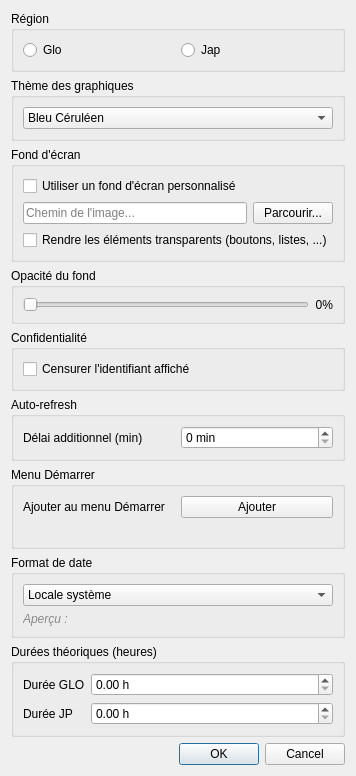
Qt form options.ui (darkruss48/Polar) before a commit.
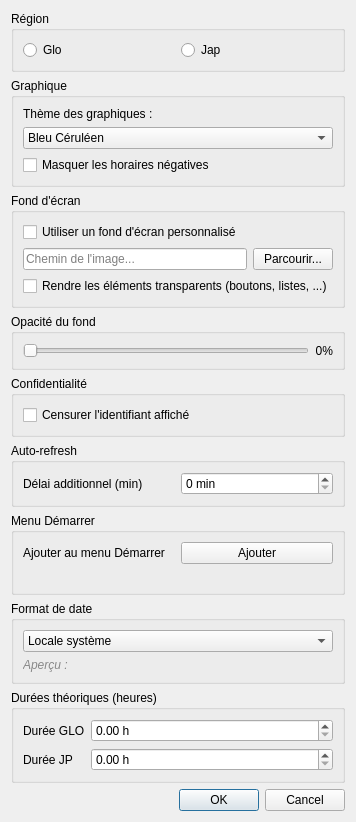
The same form after that commit.

Commit message: feat(chart): added a button to remove the negative hours from chart - wt61

Patch:
```diff
--- a/options.ui
+++ b/options.ui
@@ -46,9 +46,16 @@
    <item>
     <widget class="QGroupBox" name="groupTheme">
      <property name="title">
-      <string>Thème des graphiques</string>
+      <string>Graphique</string>
      </property>
-     <layout class="QHBoxLayout" name="layoutTheme">
+     <layout class="QVBoxLayout" name="layoutGraph">
+      <item>
+       <widget class="QLabel" name="labelTheme">
+        <property name="text">
+         <string>Thème des graphiques :</string>
+        </property>
+       </widget>
+      </item>
       <item>
        <widget class="QComboBox" name="comboTheme">
         <item>
@@ -93,6 +100,16 @@
         </item>
        </widget>
       </item>
+      <item>
+       <widget class="QCheckBox" name="checkHideNegativeTime">
+        <property name="text">
+         <string>Masquer les horaires négatives</string>
+        </property>
+        <property name="toolTip">
+         <string>Certaines heures sont buggés, comme celle du TB 61. Cocher cette option les masquera.</string>
+        </property>
+       </widget>
+      </item>
      </layout>
     </widget>
    </item>
```
Left out of the diff: 2 changed lines with no effect on the pictures. The commit also changes 7 other files.
